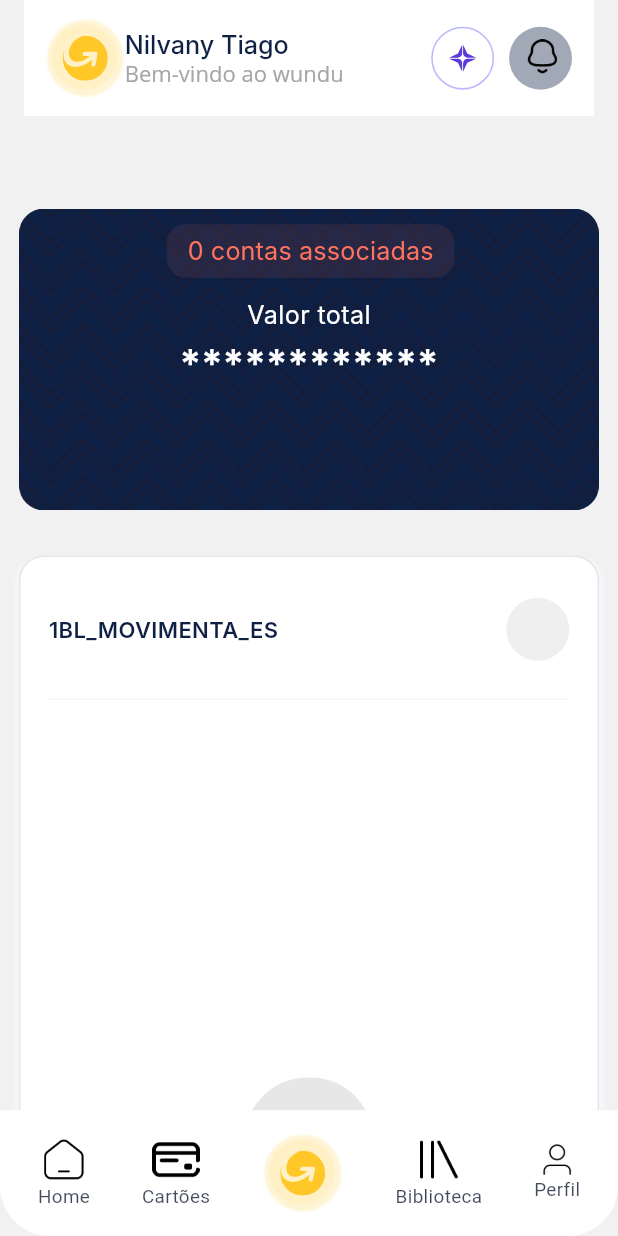
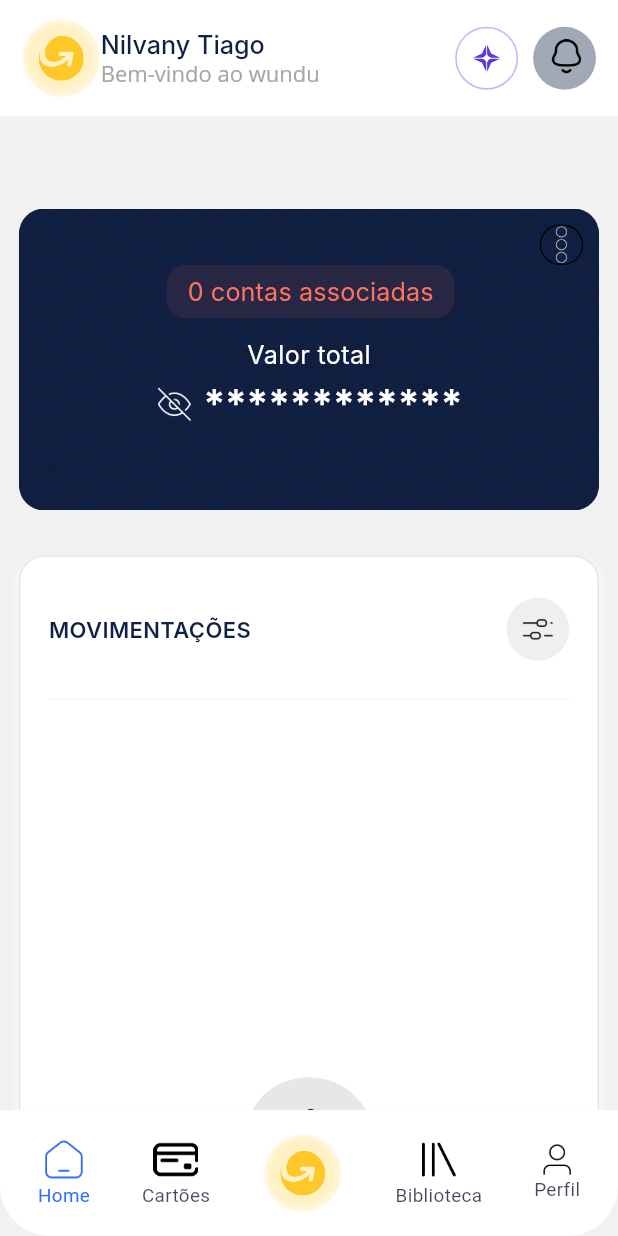
Before and after one commit to WUNDU/wundu-mobile, a Flutter app: the HomeScreen screen opened by its route, on a phone screen of 412 x 824 dp. Run offline on Flutter 3.47's test engine with Material 3 defaults, Android fonts, the phone set to English and light mode, and no system bars; our stand-ins replace cached_network_image, equatable, flutter_bloc, flutter_svg, shared_preferences, smooth_page_indicator; accounts and stored records are empty; Roboto replaces fonts that are missing (Inter, Open Sans, Poppins).

Commit message:
✨ feat: add austom app bar and bottom nav bar

```diff
--- a/lib/core/utils/image_constant.dart
+++ b/lib/core/utils/image_constant.dart
@@ -24,4 +24,5 @@ class ImageConstant {
   static String ayeOff = '$imagePath/eye-off.png';
   static String moneyOff = '$imagePath/money-off.svg';
   static String filter = '$imagePath/horizontal.png';
+  static String menu = '$imagePath/menu.png';
 }
--- a/lib/views/home/home_screen.dart
+++ b/lib/views/home/home_screen.dart
@@ -3,10 +3,12 @@ import 'package:wundu/core/app_export.dart';
 import 'package:wundu/theme/custom_button_style.dart';
 import 'package:wundu/views/home/bloc/home_screen_bloc.dart';
 import 'package:wundu/views/home/models/home_screen_model.dart';
+import 'package:wundu/widgets/custom_app_bar.dart';
+import 'package:wundu/widgets/custom_bottom_nav_bar.dart';
 import 'package:wundu/widgets/custom_elevated_button.dart';
 import 'package:wundu/widgets/custom_icon_button.dart';
 
-class HomeScreen extends StatelessWidget {
+class HomeScreen extends StatefulWidget {
   const HomeScreen({super.key});
 
   static Widget builder(BuildContext context) {
@@ -20,78 +22,51 @@ class HomeScreen extends StatelessWidget {
   }
 
   @override
+  State<HomeScreen> createState() => _HomeScreenState();
+}
+
+class _HomeScreenState extends State<HomeScreen> {
+  int _currentIndex = 0; // Índice atual da navegação
+
+  void _onNavItemTapped(int index) {
+    setState(() {
+      _currentIndex = index;
+    });
+
+    // Lógica de navegação com base no índice
+    switch (index) {
+      case 0:
+        // Já estamos na Home, não precisa fazer nada
+        break;
+      case 1:
+        // Navegação para a tela de Cartões
+        // NavigatorService.pushNamed(AppRoutes.cardsScreen);
+        break;
+      case 2:
+        // Ação para o botão central
+        // Implemente conforme necessário
+        break;
+      case 3:
+        // Navegação para a tela de Biblioteca
+        // NavigatorService.pushNamed(AppRoutes.libraryScreen);
+        break;
+      case 4:
+        // Navegação para a tela de Perfil
+        // NavigatorService.pushNamed(AppRoutes.profileScreen);
+        break;
+    }
+  }
+
+  @override
   Widget build(BuildContext context) {
     return BlocBuilder<HomeScreenBloc, HomeScreenState>(
       builder: (context, state) {
-        return Scaffold(
+        return SafeArea(
+          child: Scaffold(
             backgroundColor: appTheme.blueGray50,
-          appBar: AppBar(
-            elevation: 0,
-            toolbarHeight: 74.h,
-            backgroundColor: Colors.transparent,
-            automaticallyImplyLeading: false,
-            title: Container(
-              padding: EdgeInsets.symmetric(
-                horizontal: 14.h,
-                vertical: 12.h,
-              ),
-              decoration: BoxDecoration(
-                color: appTheme.whiteA700,
-              ),
-              child: Row(
-                children: [
-                  Expanded(
-                    child: Row(
-                      mainAxisAlignment: MainAxisAlignment.center,
-                      children: [
-                        CustomImageView(
-                          imagePath: ImageConstant.logoHome,
-                          height: 50.h,
-                          width: 50.h,
-                          radius: BorderRadius.circular(
-                            24.h,
-                          ),
-                        ),
-                        Expanded(
-                          child: Column(
-                            crossAxisAlignment: CrossAxisAlignment.start,
-                            children: [
-                              Text(
-                                "Nilvany Tiago",
-                                style: theme.textTheme.titleMedium,
-                              ),
-                              Text(
-                                "Bem-vindo ao wundu",
-                                style: theme.textTheme.bodyMedium,
-                              ),
-                            ],
-                          ),
-                        ),
-                        CustomIconButton(
-                          height: 40.h,
-                          width: 40.h,
-                          padding: EdgeInsets.all(8.h),
-                          decoration: IconButtonStyleHelper.outlineIndigoA,
-                          child: CustomImageView(
-                            imagePath: ImageConstant.wunduIA,
-                          ),
-                        ),
-                        Padding(padding: EdgeInsets.only(right: 10)),
-                        CustomIconButton(
-                          height: 40.h,
-                          width: 40.h,
-                          padding: EdgeInsets.all(8.h),
-                          decoration: IconButtonStyleHelper.fillBlueGray,
-                          child: CustomImageView(
-                            imagePath: ImageConstant.notification,
-                          ),
-                        ),
-                      ],
-                    ),
-                  ),
-                ],
-              ),
-            ),
+            appBar: CustomAppBar(
+              userName: 'Nilvany Tiago',
+              welcomeMessage: "Bem-vindo ao wundu",
             ),
             body: SafeArea(
               top: false,
@@ -136,10 +111,13 @@ class HomeScreen extends StatelessWidget {
                                     mainAxisSize: MainAxisSize.min,
                                     children: [
                                       CustomImageView(
-                                      // imagePath: ImageConstant.imgNotification,
-                                      height: 34.h,
-                                      width: 36.h,
+                                        imagePath: ImageConstant.menu,
+                                        height: 24.h,
+                                        width: 26.h,
                                         alignment: Alignment.centerRight,
+                                        color: Colors.white,
+                                        border: Border.all(),
+                                        radius: BorderRadius.circular(18),
                                       ),
                                       CustomElevatedButton(
                                         height: 34.h,
@@ -165,15 +143,16 @@ class HomeScreen extends StatelessWidget {
                                         mainAxisSize: MainAxisSize.min,
                                         children: [
                                           CustomImageView(
-                                          // imagePath:
-                                          //     ImageConstant.imgEyeWhiteA700,
+                                            imagePath: ImageConstant.ayeOff,
+                                            color: Colors.white,
                                             height: 24.h,
                                             width: 24.h,
                                             alignment: Alignment.bottomCenter,
                                           ),
                                           Text(
-                                          "************",
-                                          style: theme.textTheme.headlineSmall,
+                                            " ************",
+                                            style:
+                                                theme.textTheme.headlineSmall,
                                           ),
                                         ],
                                       ),
@@ -203,7 +182,7 @@ class HomeScreen extends StatelessWidget {
                                       MainAxisAlignment.spaceBetween,
                                   children: [
                                     Text(
-                                    "1bl_movimenta_es".toUpperCase(),
+                                      "Movimentações".toUpperCase(),
                                       style: CustomTextStyles
                                           .titleSmallInterBluegray900SemiBold,
                                     ),
@@ -211,9 +190,10 @@ class HomeScreen extends StatelessWidget {
                                       height: 40.h,
                                       width: 40.h,
                                       padding: EdgeInsets.all(8.h),
-                                    decoration: IconButtonStyleHelper.fillGray,
+                                      decoration:
+                                          IconButtonStyleHelper.fillGray,
                                       child: CustomImageView(
-                                        // imagePath: ImageConstant.imgUser,
+                                        imagePath: ImageConstant.filter,
                                       ),
                                     ),
                                   ],
@@ -243,15 +223,15 @@ class HomeScreen extends StatelessWidget {
                                           width: 82.h,
                                           decoration:
                                               AppDecoration.fillBlack.copyWith(
-                                          borderRadius:
-                                              BorderRadiusStyle.circleBorder40,
+                                            borderRadius: BorderRadiusStyle
+                                                .circleBorder40,
                                           ),
                                           child: Stack(
                                             alignment: Alignment.center,
                                             children: [
                                               CustomImageView(
-                                              // imagePath: ImageConstant
-                                              //     .imgMaterialSymbol,
+                                                imagePath:
+                                                    ImageConstant.moneyOff,
                                                 height: 40.h,
                                                 width: 42.h,
                                               ),
@@ -259,7 +239,7 @@ class HomeScreen extends StatelessWidget {
                                           ),
                                         ),
                                         Text(
-                                        "msg_sem movimentos_para",
+                                          "Sem movimentos para mostrar",
                                           style: CustomTextStyles
                                               .titleMediumBluegray900,
                                         ),
@@ -267,7 +247,7 @@ class HomeScreen extends StatelessWidget {
                                           padding: EdgeInsets.symmetric(
                                               horizontal: 4.h),
                                           child: Text(
-                                          "msg_registro_um_cart_o",
+                                            "Registre um cartão e começe a ver seus movimentos",
                                             maxLines: 2,
                                             overflow: TextOverflow.ellipsis,
                                             textAlign: TextAlign.center,
@@ -292,90 +272,9 @@ class HomeScreen extends StatelessWidget {
                 ),
               ),
             ),
-          bottomNavigationBar: Container(
-            height: 80.h, // Increased from 68.h to accommodate content
-            width: double.maxFinite,
-            padding: EdgeInsets.symmetric(
-              horizontal: 24.h,
-              vertical: 8.h,
-            ),
-            decoration: BoxDecoration(
-              color: appTheme.whiteA700,
-              borderRadius: BorderRadius.vertical(
-                bottom: Radius.circular(32.h),
-              ),
-            ),
-            // Use a Row instead of BottomNavigationBar for more control
-            child: Row(
-              mainAxisAlignment: MainAxisAlignment.spaceBetween,
-              children: [
-                // Home
-                Column(
-                  mainAxisSize: MainAxisSize.min,
-                  children: [
-                    CustomImageView(
-                      imagePath: ImageConstant.home,
-                      height: 30.h,
-                      width: 30.h,
-                    ),
-                    Text(
-                      "Home",
-                      style: theme.textTheme.bodySmall,
-                    ),
-                  ],
-                ),
-                // Cards
-                Column(
-                  mainAxisSize: MainAxisSize.min,
-                  children: [
-                    CustomImageView(
-                      imagePath: ImageConstant.creditCard,
-                      height: 30.h,
-                      width: 30.h,
-                    ),
-                    Text(
-                      "Cartões",
-                      style: theme.textTheme.bodySmall,
-                    ),
-                  ],
-                ),
-                // Center button
-                CustomImageView(
-                  imagePath: ImageConstant.logoHome,
-                  height: 50.h,
-                  width: 52.h,
-                ),
-                // Library
-                Column(
-                  mainAxisSize: MainAxisSize.min,
-                  children: [
-                    CustomImageView(
-                      imagePath: ImageConstant.digitalLibrary,
-                      height: 30.h,
-                      width: 32.h,
-                    ),
-                    Text(
-                      "Biblioteca",
-                      style: theme.textTheme.bodySmall,
-                    ),
-                  ],
-                ),
-                // Profile
-                Column(
-                  mainAxisSize: MainAxisSize.min,
-                  children: [
-                    CustomImageView(
-                      imagePath: ImageConstant.user,
-                      height: 22.h,
-                      width: 22.h,
-                    ),
-                    Text(
-                      "Perfil",
-                      style: theme.textTheme.bodySmall,
-                    ),
-                  ],
-                ),
-              ],
+            bottomNavigationBar: CustomBottomNavBar(
+              currentIndex: _currentIndex,
+              onTap: _onNavItemTapped,
             ),
           ),
         );
@@ -384,7 +283,7 @@ class HomeScreen extends StatelessWidget {
   }
 
   /// Navigates to the homeScreen when the action is triggered.
-  onTapColumnmaterials(BuildContext context) {
+  void onTapColumnmaterials(BuildContext context) {
     NavigatorService.pushNamed(
       AppRoutes.homeScreen,
     );
--- /dev/null
+++ b/lib/widgets/custom_app_bar.dart
@@ -0,0 +1,91 @@
+import 'package:flutter/material.dart';
+import 'package:flutter/widgets.dart';
+import 'package:wundu/core/app_export.dart';
+import 'package:wundu/widgets/custom_icon_button.dart';
+
+class CustomAppBar extends StatelessWidget implements PreferredSizeWidget {
+  final String userName;
+  final String welcomeMessage;
+
+  const CustomAppBar({
+    super.key,
+    this.userName = "Nilvany Tiago",
+    this.welcomeMessage = "Bem-vindo ao wundu",
+  });
+
+  @override
+  Widget build(BuildContext context) {
+    return AppBar(
+      elevation: 0,
+      toolbarHeight: 74.h,
+      backgroundColor: Colors.transparent,
+      automaticallyImplyLeading: false,
+      titleSpacing: 0,
+      title: Container(
+        padding: EdgeInsets.symmetric(
+          horizontal: 14.h,
+          vertical: 12.h,
+        ),
+        decoration: BoxDecoration(
+          color: appTheme.whiteA700,
+        ),
+        child: Row(
+          children: [
+            Expanded(
+              child: Row(
+                mainAxisAlignment: MainAxisAlignment.center,
+                children: [
+                  CustomImageView(
+                    imagePath: ImageConstant.logoHome,
+                    height: 50.h,
+                    width: 50.h,
+                    radius: BorderRadius.circular(
+                      24.h,
+                    ),
+                  ),
+                  Expanded(
+                    child: Column(
+                      crossAxisAlignment: CrossAxisAlignment.start,
+                      children: [
+                        Text(
+                          userName,
+                          style: theme.textTheme.titleMedium,
+                        ),
+                        Text(
+                          welcomeMessage,
+                          style: theme.textTheme.bodyMedium,
+                        ),
+                      ],
+                    ),
+                  ),
+                  CustomIconButton(
+                    height: 40.h,
+                    width: 40.h,
+                    padding: EdgeInsets.all(8.h),
+                    decoration: IconButtonStyleHelper.outlineIndigoA,
+                    child: CustomImageView(
+                      imagePath: ImageConstant.wunduIA,
+                    ),
+                  ),
+                  Padding(padding: EdgeInsets.only(right: 10)),
+                  CustomIconButton(
+                    height: 40.h,
+                    width: 40.h,
+                    padding: EdgeInsets.all(8.h),
+                    decoration: IconButtonStyleHelper.fillBlueGray,
+                    child: CustomImageView(
+                      imagePath: ImageConstant.notification,
+                    ),
+                  ),
+                ],
+              ),
+            ),
+          ],
+        ),
+      ),
+    );
+  }
+
+  @override
+  Size get preferredSize => Size.fromHeight(74.h);
+}
--- /dev/null
+++ b/lib/widgets/custom_bottom_nav_bar.dart
@@ -0,0 +1,210 @@
+import 'package:flutter/material.dart';
+import 'package:wundu/core/app_export.dart';
+
+class CustomBottomNavBar extends StatefulWidget {
+  final int currentIndex;
+  final Function(int) onTap;
+
+  const CustomBottomNavBar({
+    super.key,
+    required this.currentIndex,
+    required this.onTap,
+  });
+
+  @override
+  State<CustomBottomNavBar> createState() => _CustomBottomNavBarState();
+}
+
+class _CustomBottomNavBarState extends State<CustomBottomNavBar> {
+  @override
+  Widget build(BuildContext context) {
+    return Container(
+      height: 80.h,
+      width: double.maxFinite,
+      padding: EdgeInsets.symmetric(
+        horizontal: 24.h,
+        vertical: 8.h,
+      ),
+      decoration: BoxDecoration(
+        color: appTheme.whiteA700,
+        borderRadius: BorderRadius.vertical(
+          bottom: Radius.circular(32.h),
+        ),
+      ),
+      child: Row(
+        mainAxisAlignment: MainAxisAlignment.spaceBetween,
+        children: [
+          // Home
+          _buildAnimatedNavItem(
+            icon: ImageConstant.home,
+            label: "Home",
+            isSelected: widget.currentIndex == 0,
+            onTap: () => widget.onTap(0),
+          ),
+          // Cards
+          _buildAnimatedNavItem(
+            icon: ImageConstant.creditCard,
+            label: "Cartões",
+            isSelected: widget.currentIndex == 1,
+            onTap: () => widget.onTap(1),
+          ),
+          // Center button
+          _buildAnimatedCenterButton(
+            icon: ImageConstant.logoHome,
+            onTap: () => widget.onTap(2),
+          ),
+          // Library
+          _buildAnimatedNavItem(
+            icon: ImageConstant.digitalLibrary,
+            label: "Biblioteca",
+            isSelected: widget.currentIndex == 3,
+            onTap: () => widget.onTap(3),
+          ),
+          // Profile
+          _buildAnimatedNavItem(
+            icon: ImageConstant.user,
+            iconHeight: 22.h,
+            iconWidth: 22.h,
+            label: "Perfil",
+            isSelected: widget.currentIndex == 4,
+            onTap: () => widget.onTap(4),
+          ),
+        ],
+      ),
+    );
+  }
+
+  Widget _buildAnimatedNavItem({
+    required String icon,
+    required String label,
+    double iconHeight = 30,
+    double iconWidth = 30,
+    required bool isSelected,
+    required VoidCallback onTap,
+  }) {
+    return _AnimatedNavButton(
+      icon: icon,
+      label: label,
+      iconHeight: iconHeight,
+      iconWidth: iconWidth,
+      isSelected: isSelected,
+      onTap: onTap,
+    );
+  }
+
+  Widget _buildAnimatedCenterButton({
+    required String icon,
+    required VoidCallback onTap,
+  }) {
+    return _AnimatedCenterButton(
+      icon: icon,
+      onTap: onTap,
+    );
+  }
+}
+
+class _AnimatedNavButton extends StatefulWidget {
+  final String icon;
+  final String label;
+  final double iconHeight;
+  final double iconWidth;
+  final bool isSelected;
+  final VoidCallback onTap;
+
+  const _AnimatedNavButton({
+    required this.icon,
+    required this.label,
+    this.iconHeight = 30,
+    this.iconWidth = 30,
+    required this.isSelected,
+    required this.onTap,
+  });
+
+  @override
+  State<_AnimatedNavButton> createState() => _AnimatedNavButtonState();
+}
+
+class _AnimatedNavButtonState extends State<_AnimatedNavButton> {
+  bool isPressed = false;
+
+  @override
+  Widget build(BuildContext context) {
+    return GestureDetector(
+      onTapDown: (_) {
+        setState(() => isPressed = true);
+      },
+      onTapUp: (_) {
+        setState(() => isPressed = false);
+        widget.onTap();
+      },
+      onTapCancel: () {
+        setState(() => isPressed = false);
+      },
+      child: AnimatedContainer(
+        duration: Duration(milliseconds: 100),
+        transform:
+            isPressed ? (Matrix4.identity()..scale(0.9)) : Matrix4.identity(),
+        child: Column(
+          mainAxisSize: MainAxisSize.min,
+          children: [
+            CustomImageView(
+              imagePath: widget.icon,
+              height: widget.iconHeight,
+              width: widget.iconWidth,
+              color: widget.isSelected ? appTheme.blueA40001 : null,
+            ),
+            Text(
+              widget.label,
+              style: theme.textTheme.bodySmall?.copyWith(
+                color: widget.isSelected ? appTheme.blueA40001 : null,
+              ),
+            ),
+          ],
+        ),
+      ),
+    );
+  }
+}
+
+class _AnimatedCenterButton extends StatefulWidget {
+  final String icon;
+  final VoidCallback onTap;
+
+  const _AnimatedCenterButton({
+    required this.icon,
+    required this.onTap,
+  });
+
+  @override
+  State<_AnimatedCenterButton> createState() => _AnimatedCenterButtonState();
+}
+
+class _AnimatedCenterButtonState extends State<_AnimatedCenterButton> {
+  bool isPressed = false;
+
+  @override
+  Widget build(BuildContext context) {
+    return GestureDetector(
+      onTapDown: (_) {
+        setState(() => isPressed = true);
+      },
+      onTapUp: (_) {
+        setState(() => isPressed = false);
+        widget.onTap();
+      },
+      onTapCancel: () {
+        setState(() => isPressed = false);
+      },
+      child: AnimatedContainer(
+        duration: Duration(milliseconds: 100),
+        transform:
+            isPressed ? (Matrix4.identity()..scale(0.9)) : Matrix4.identity(),
+        child: CustomImageView(
+          imagePath: widget.icon,
+          height: 50.h,
+          width: 52.h,
+        ),
+      ),
+    );
+  }
+}
```
Lines whose indentation alone changed are shown as unchanged.
